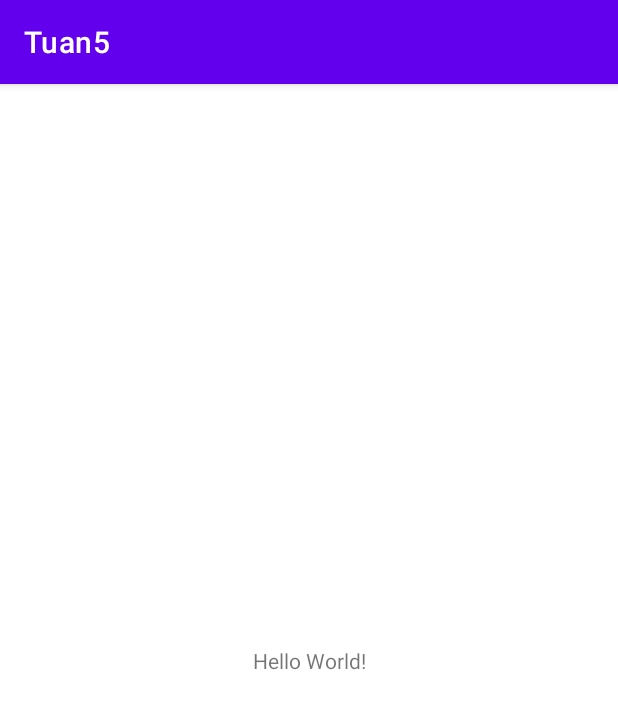
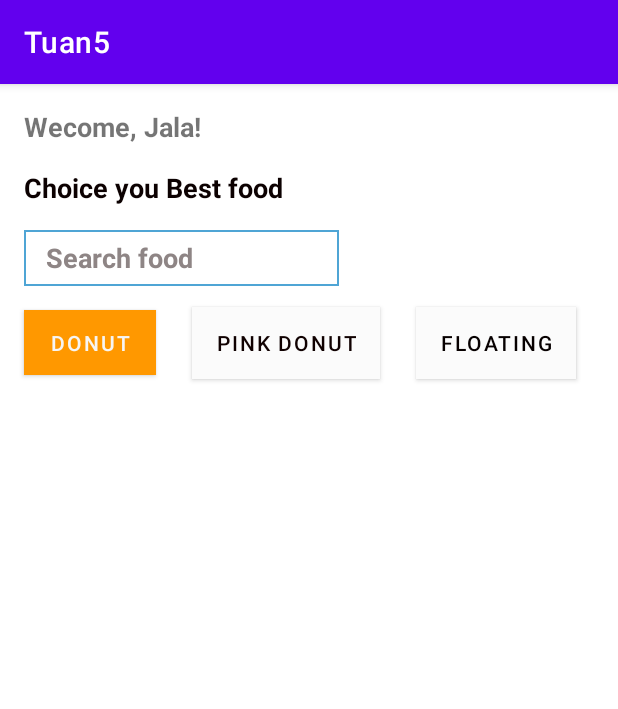
Before and after one commit to PhanHongHa/Android_Tuan5, an Android app: the screen it shows after launch (MainActivity), on a phone screen of 412 x 824 dp. Shown: the top 709 px of the screen. Run offline under Robolectric (Android 15) with nearby library versions, the phone set to English and light mode, and no system bars.

Commit message:
final ui Tuan 5

```diff
--- /dev/null
+++ b/app/src/main/res/drawable/custom_drawable.xml
@@ -0,0 +1,5 @@
+
+    <shape xmlns:android="http://schemas.android.com/apk/res/android" android:shape="rectangle" >
+        <solid android:color="@android:color/white" />
+        <stroke android:width="1dip" android:color="#4fa5d5"/>
+    </shape>
--- a/app/src/main/res/layout/activity_main.xml
+++ b/app/src/main/res/layout/activity_main.xml
@@ -4,15 +4,99 @@
     xmlns:tools="http://schemas.android.com/tools"
     android:layout_width="match_parent"
     android:layout_height="match_parent"
+    android:background="#FFFFFF"
     tools:context=".MainActivity">
 
     <TextView
+        android:id="@+id/textView"
         android:layout_width="wrap_content"
         android:layout_height="wrap_content"
-        android:text="Hello World!"
-        app:layout_constraintBottom_toBottomOf="parent"
-        app:layout_constraintLeft_toLeftOf="parent"
-        app:layout_constraintRight_toRightOf="parent"
+        android:layout_marginStart="16dp"
+        android:layout_marginLeft="16dp"
+        android:layout_marginTop="16dp"
+        android:text="Wecome, Jala!"
+        android:textSize="18sp"
+        android:textStyle="bold"
+        app:layout_constraintEnd_toEndOf="parent"
+        app:layout_constraintHorizontal_bias="0.0"
+        app:layout_constraintStart_toStartOf="parent"
         app:layout_constraintTop_toTopOf="parent" />
 
+    <TextView
+        android:id="@+id/textView2"
+        android:layout_width="wrap_content"
+        android:layout_height="wrap_content"
+        android:layout_marginTop="16dp"
+        android:text="Choice you Best food"
+        android:textColor="#0C0101"
+        android:textSize="18sp"
+        android:textStyle="bold"
+        app:layout_constraintStart_toStartOf="@+id/textView"
+        app:layout_constraintTop_toBottomOf="@+id/textView" />
+
+    <EditText
+        android:id="@+id/editTextTextPersonName"
+        android:layout_width="210dp"
+        android:layout_height="37dp"
+        android:layout_marginTop="16dp"
+        android:background="@drawable/custom_drawable"
+        android:drawablePadding="50dp"
+        android:ems="10"
+        android:inputType="textPersonName"
+        android:paddingLeft="10dp"
+        android:text=" Search food"
+        android:textColor="#8E8585"
+        android:textStyle="bold"
+        app:layout_constraintStart_toStartOf="@+id/textView2"
+        app:layout_constraintTop_toBottomOf="@+id/textView2" />
+
+    <Button
+        android:id="@+id/button"
+        android:layout_width="88dp"
+        android:layout_height="43dp"
+        android:layout_marginTop="16dp"
+        android:background="#E8E1D8"
+        android:text="Donut"
+        android:textColor="#F6F5F4"
+        app:backgroundTint="#FF9800"
+        app:layout_constraintStart_toStartOf="@+id/editTextTextPersonName"
+        app:layout_constraintTop_toBottomOf="@+id/editTextTextPersonName" />
+
+    <Button
+        android:id="@+id/button2"
+        android:layout_width="wrap_content"
+        android:layout_height="wrap_content"
+        android:layout_marginStart="24dp"
+        android:layout_marginLeft="24dp"
+        android:background="@drawable/custom_drawable"
+        android:text="Pink Donut"
+        android:textColor="#100101"
+        app:backgroundTint="#FBFBFB"
+        app:layout_constraintBaseline_toBaselineOf="@+id/button"
+        app:layout_constraintStart_toEndOf="@+id/button" />
+
+    <Button
+        android:id="@+id/button3"
+        android:layout_width="wrap_content"
+        android:layout_height="wrap_content"
+        android:layout_marginStart="24dp"
+        android:layout_marginLeft="24dp"
+        android:background="@drawable/custom_drawable"
+        android:text="Floating"
+        android:textColor="#070000"
+        app:backgroundTint="#FBFBFB"
+        app:layout_constraintBaseline_toBaselineOf="@+id/button2"
+        app:layout_constraintStart_toEndOf="@+id/button2" />
+
+    <ListView
+        android:layout_width="410dp"
+        android:layout_height="511dp"
+        android:layout_marginTop="24dp"
+        app:layout_constraintBottom_toBottomOf="parent"
+        app:layout_constraintEnd_toEndOf="parent"
+        app:layout_constraintHorizontal_bias="0.0"
+        app:layout_constraintStart_toStartOf="parent"
+        app:layout_constraintTop_toBottomOf="@+id/button"
+        app:layout_constraintVertical_bias="0.75" />
+
 </androidx.constraintlayout.widget.ConstraintLayout>
```
Also changed, not shown: app/src/main/res/layout/custom_layout.xml (added, +56 -0 lines), app/src/main/res/drawable/donut_red_1.png (added), app/src/main/res/drawable/donut_yellow_1.png (added), app/src/main/res/drawable/green_donut_1.png (added), app/src/main/res/drawable/tasty_donut_1.png (added).
